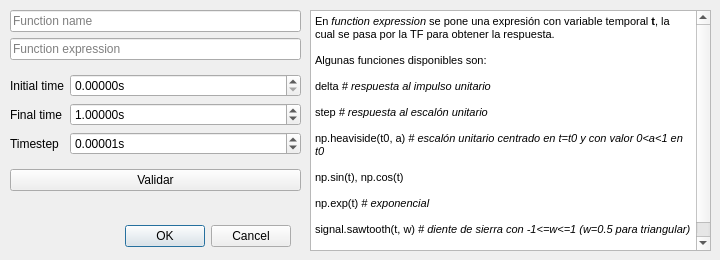
TC-II/TC2-PlotTool, file designer/response_window.ui: the form before one commit.
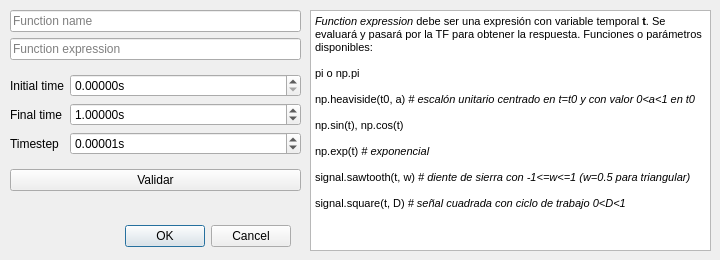
The form after the commit. Custom widgets are drawn as their Qt base class.

```diff
--- a/designer/response_window.ui
+++ b/designer/response_window.ui
@@ -180,13 +180,9 @@
 &lt;html&gt;&lt;head&gt;&lt;meta name=&quot;qrichtext&quot; content=&quot;1&quot; /&gt;&lt;style type=&quot;text/css&quot;&gt;
 p, li { white-space: pre-wrap; }
 &lt;/style&gt;&lt;/head&gt;&lt;body style=&quot; font-family:'MS Shell Dlg 2'; font-size:8.25pt; font-weight:400; font-style:normal;&quot;&gt;
-&lt;p style=&quot; margin-top:0px; margin-bottom:0px; margin-left:0px; margin-right:0px; -qt-block-indent:0; text-indent:0px;&quot;&gt;En &lt;span style=&quot; font-style:italic;&quot;&gt;function expression&lt;/span&gt; se pone una expresión con variable temporal &lt;span style=&quot; font-weight:600;&quot;&gt;t&lt;/span&gt;, la cual se pasa por la TF para obtener la respuesta.&lt;/p&gt;
+&lt;p style=&quot; margin-top:0px; margin-bottom:0px; margin-left:0px; margin-right:0px; -qt-block-indent:0; text-indent:0px;&quot;&gt;&lt;span style=&quot; font-style:italic;&quot;&gt;Function expression&lt;/span&gt; debe ser una expresión con variable temporal &lt;span style=&quot; font-weight:600;&quot;&gt;t&lt;/span&gt;. Se evaluará y pasará por la TF para obtener la respuesta. Funciones o parámetros disponibles:&lt;/p&gt;
 &lt;p style=&quot;-qt-paragraph-type:empty; margin-top:0px; margin-bottom:0px; margin-left:0px; margin-right:0px; -qt-block-indent:0; text-indent:0px;&quot;&gt;&lt;br /&gt;&lt;/p&gt;
-&lt;p style=&quot; margin-top:0px; margin-bottom:0px; margin-left:0px; margin-right:0px; -qt-block-indent:0; text-indent:0px;&quot;&gt;Algunas funciones disponibles son:&lt;/p&gt;
-&lt;p style=&quot;-qt-paragraph-type:empty; margin-top:0px; margin-bottom:0px; margin-left:0px; margin-right:0px; -qt-block-indent:0; text-indent:0px;&quot;&gt;&lt;br /&gt;&lt;/p&gt;
-&lt;p style=&quot; margin-top:0px; margin-bottom:0px; margin-left:0px; margin-right:0px; -qt-block-indent:0; text-indent:0px;&quot;&gt;delta &lt;span style=&quot; font-style:italic;&quot;&gt;# respuesta al impulso unitario&lt;/span&gt;&lt;/p&gt;
-&lt;p style=&quot;-qt-paragraph-type:empty; margin-top:0px; margin-bottom:0px; margin-left:0px; margin-right:0px; -qt-block-indent:0; text-indent:0px;&quot;&gt;&lt;br /&gt;&lt;/p&gt;
-&lt;p style=&quot; margin-top:0px; margin-bottom:0px; margin-left:0px; margin-right:0px; -qt-block-indent:0; text-indent:0px;&quot;&gt;step &lt;span style=&quot; font-style:italic;&quot;&gt;# respuesta al escalón unitario&lt;/span&gt;&lt;/p&gt;
+&lt;p style=&quot; margin-top:0px; margin-bottom:0px; margin-left:0px; margin-right:0px; -qt-block-indent:0; text-indent:0px;&quot;&gt;pi o np.pi &lt;/p&gt;
 &lt;p style=&quot;-qt-paragraph-type:empty; margin-top:0px; margin-bottom:0px; margin-left:0px; margin-right:0px; -qt-block-indent:0; text-indent:0px;&quot;&gt;&lt;br /&gt;&lt;/p&gt;
 &lt;p style=&quot; margin-top:0px; margin-bottom:0px; margin-left:0px; margin-right:0px; -qt-block-indent:0; text-indent:0px;&quot;&gt;np.heaviside(t0, a) &lt;span style=&quot; font-style:italic;&quot;&gt;# escalón unitario centrado en t=t0 y con valor 0&amp;lt;a&amp;lt;1 en t0&lt;/span&gt;&lt;/p&gt;
 &lt;p style=&quot;-qt-paragraph-type:empty; margin-top:0px; margin-bottom:0px; margin-left:0px; margin-right:0px; -qt-block-indent:0; text-indent:0px;&quot;&gt;&lt;br /&gt;&lt;/p&gt;
```
